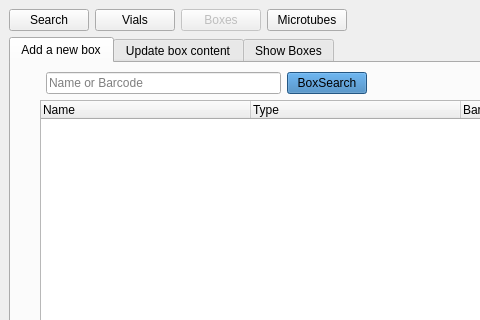
Before: the Qt Designer form frontend/assets/boxeswindow.ui in dahlbma/cello, drawn with Qt 5; both pictures show x 0 to 480 and y 0 to 320 of the 1257 by 817 pixel window.
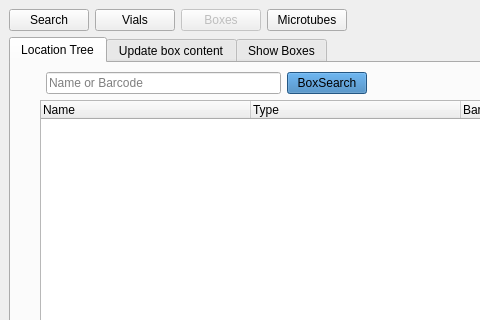
After: the same form once the commit is applied.

Commit message: better tab title

What changed in the file:
```diff
--- a/frontend/assets/boxeswindow.ui
+++ b/frontend/assets/boxeswindow.ui
@@ -107,7 +107,7 @@
         </property>
         <widget class="QWidget" name="new_box_tab">
          <attribute name="title">
-          <string>Add a new box</string>
+          <string>Location Tree</string>
          </attribute>
          <layout class="QGridLayout" name="gridLayout_12">
           <item row="1" column="5">
```
Left out of the diff: 2 changed lines with no effect on the pictures.
